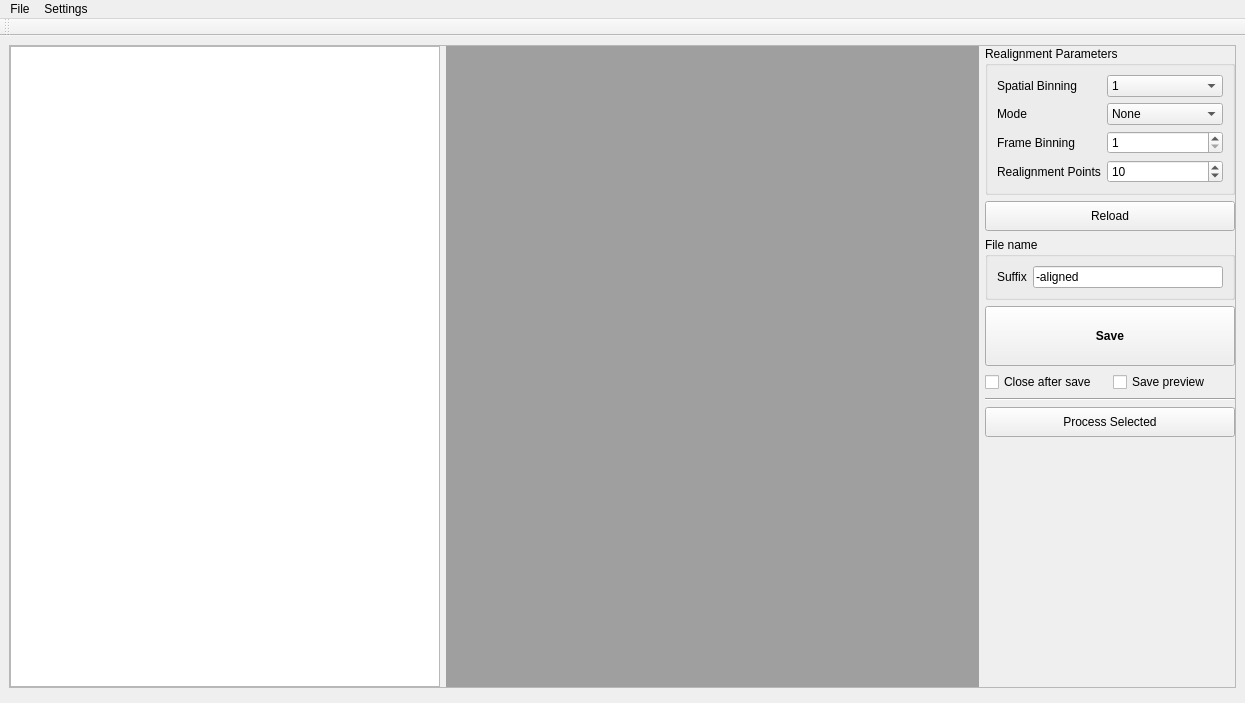
The window that Source/flim-ui/RealignmentStudio.ui (flimfit/Galene) describes before a commit, drawn with Qt 5.
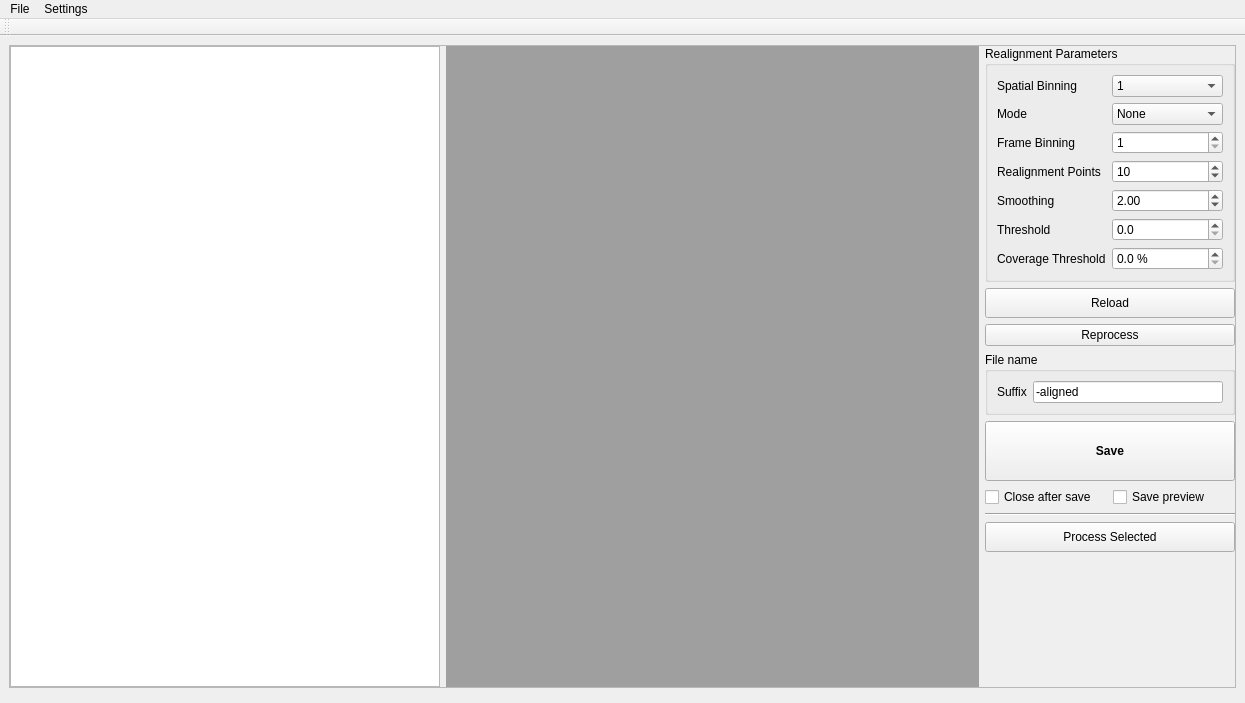
The same window after the commit. Custom widgets are drawn as their Qt base class.

Commit message: Add interface for reprocessing

What changed in the file:
```diff
--- a/Source/flim-ui/RealignmentStudio.ui
+++ b/Source/flim-ui/RealignmentStudio.ui
@@ -138,6 +138,33 @@
                </property>
               </widget>
              </item>
+             <item row="1" column="1">
+              <widget class="QComboBox" name="mode_combo">
+               <property name="currentText">
+                <string>Warp</string>
+               </property>
+               <item>
+                <property name="text">
+                 <string>None</string>
+                </property>
+               </item>
+               <item>
+                <property name="text">
+                 <string>Translation</string>
+                </property>
+               </item>
+               <item>
+                <property name="text">
+                 <string>Rigid Body</string>
+                </property>
+               </item>
+               <item>
+                <property name="text">
+                 <string>Warp</string>
+                </property>
+               </item>
+              </widget>
+             </item>
              <item row="2" column="0">
               <widget class="QLabel" name="label_28">
                <property name="text">
@@ -175,31 +202,61 @@
                </property>
               </widget>
              </item>
-             <item row="1" column="1">
-              <widget class="QComboBox" name="mode_combo">
-               <property name="currentText">
-                <string>None</string>
+             <item row="5" column="0">
+              <widget class="QLabel" name="label_2">
+               <property name="text">
+                <string>Threshold</string>
                </property>
-               <item>
-                <property name="text">
-                 <string>None</string>
-                </property>
-               </item>
-               <item>
-                <property name="text">
-                 <string>Translation</string>
-                </property>
-               </item>
-               <item>
-                <property name="text">
-                 <string>Rigid Body</string>
-                </property>
-               </item>
-               <item>
-                <property name="text">
-                 <string>Warp</string>
-                </property>
-               </item>
+              </widget>
+             </item>
+             <item row="5" column="1">
+              <widget class="QDoubleSpinBox" name="threshold_spin">
+               <property name="decimals">
+                <number>1</number>
+               </property>
+               <property name="maximum">
+                <double>1000000.000000000000000</double>
+               </property>
+              </widget>
+             </item>
+             <item row="4" column="1">
+              <widget class="QDoubleSpinBox" name="smoothing_spin">
+               <property name="maximum">
+                <double>10.000000000000000</double>
+               </property>
+               <property name="singleStep">
+                <double>0.250000000000000</double>
+               </property>
+               <property name="value">
+                <double>2.000000000000000</double>
+               </property>
+              </widget>
+             </item>
+             <item row="4" column="0">
+              <widget class="QLabel" name="label_5">
+               <property name="text">
+                <string>Smoothing</string>
+               </property>
+              </widget>
+             </item>
+             <item row="6" column="1">
+              <widget class="QDoubleSpinBox" name="coverage_threshold_spin">
+               <property name="suffix">
+                <string> %</string>
+               </property>
+               <property name="decimals">
+                <number>1</number>
+               </property>
+               <property name="singleStep">
+                <double>5.000000000000000</double>
+               </property>
+              </widget>
+             </item>
+             <item row="6" column="0">
+              <widget class="QLabel" name="label_6">
+               <property name="text">
+                <string>Coverage Threshold</string>
+               </property>
               </widget>
              </item>
             </layout>
@@ -224,6 +281,13 @@
             </property>
            </widget>
           </item>
+          <item>
+           <widget class="QPushButton" name="reprocess_button">
+            <property name="text">
+             <string>Reprocess</string>
+            </property>
+           </widget>
+          </item>
           <item>
            <widget class="QGroupBox" name="groupBox">
             <property name="title">
```
The commit also changes 5 other files.
